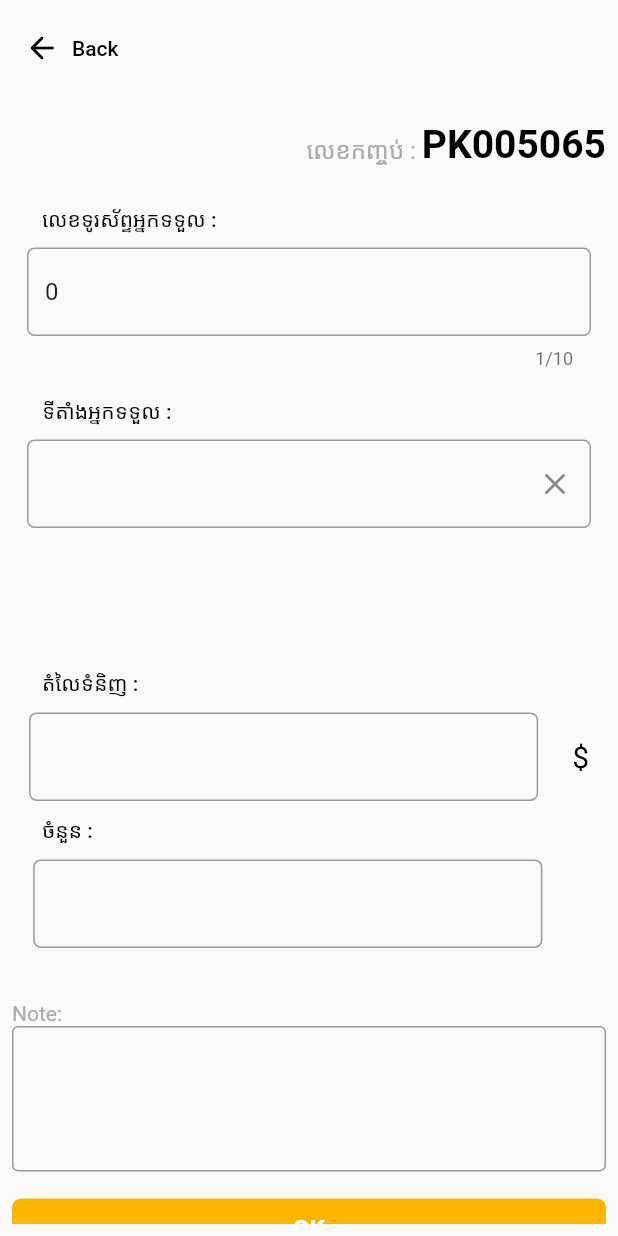
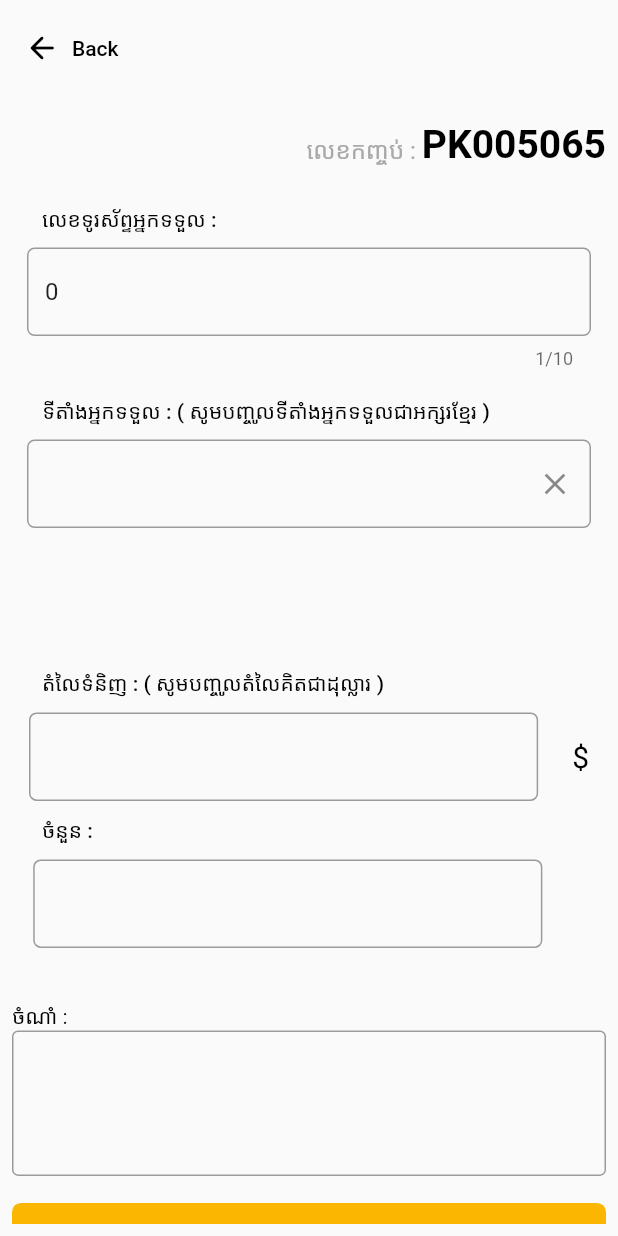
Before and after one commit to TepDe/WooiProject, a Flutter app: the CreatePackageScreen screen opened directly, on a phone screen of 412 x 824 dp. Run offline on Flutter 3.47's test engine with Material 2 defaults, Android fonts, the phone set to English and light mode, and no system bars; our stand-ins replace cloud_firestore, firebase_auth, firebase_core, firebase_database, fluttertoast, geolocator and 4 more; missing offline and left inert: dart:ffi; accounts and stored records are empty; statements that could not run were skipped.

Commit message:
Update CreatePackageScreen.dart

```diff
--- a/lib/CreatePackageScreen.dart
+++ b/lib/CreatePackageScreen.dart
@@ -216,7 +216,7 @@ class _CreatePackageScreenState extends State<CreatePackageScreen> {
                 Padding(
                   padding: const EdgeInsets.only(left: 20, bottom: 10),
                   child: reUse.reUseText(
-                      content: 'ទីតាំងអ្នកទទួល :',
+                      content: 'ទីតាំងអ្នកទទួល : ( សូមបញ្ចូលទីតាំងអ្នកទទួលជាអក្សរខ្មែរ )',
                       size: textSize,
                       weight: FontWeight.w500,
                       color: theme.black),
@@ -297,7 +297,7 @@ class _CreatePackageScreenState extends State<CreatePackageScreen> {
                 Padding(
                   padding: const EdgeInsets.only(left: 20, bottom: 10, top: 10),
                   child: reUse.reUseText(
-                      content: clsLan.price+" :",
+                      content: clsLan.price+" : ( សូមបញ្ចូលតំលៃគិតជាដុល្លារ )",
                       size: textSize,
                       weight: FontWeight.w500,
                       color: theme.black),
@@ -361,7 +361,7 @@ class _CreatePackageScreenState extends State<CreatePackageScreen> {
                   height: 18,
                 ),
                 reUse.reUseText(
-                    content: 'Note:', size: textSize, color: theme.grey),
+                    content: 'ចំណាំ :', size: textSize, color: theme.black),
                 Container(
                   alignment: Alignment.center,
                   child: TextField(
```
